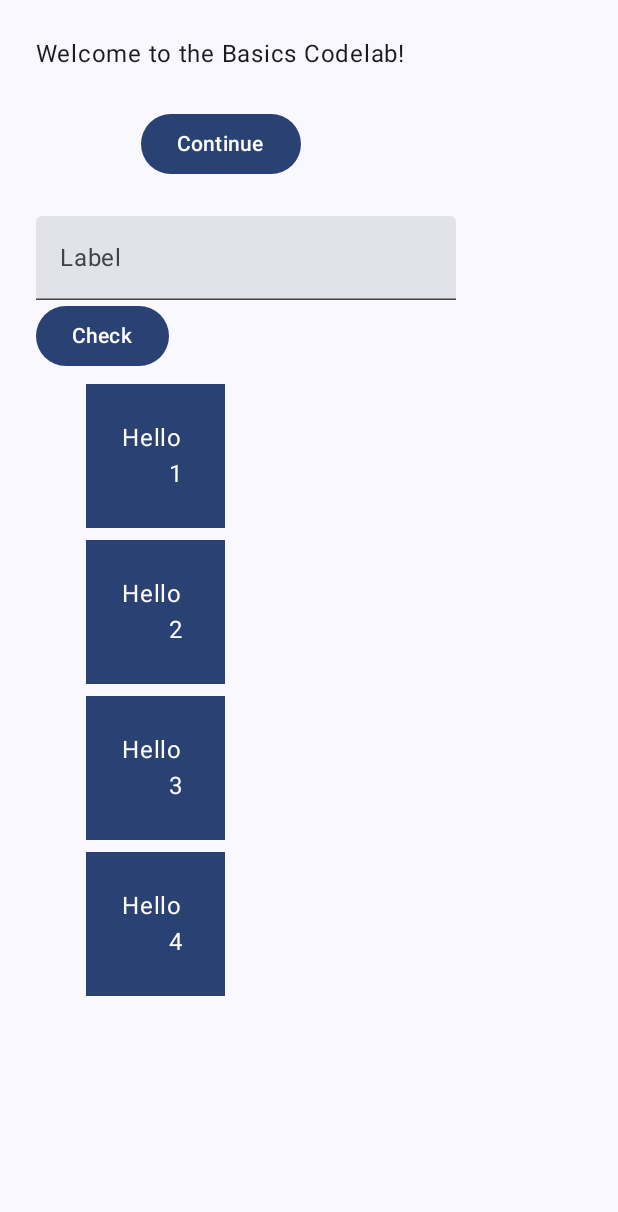
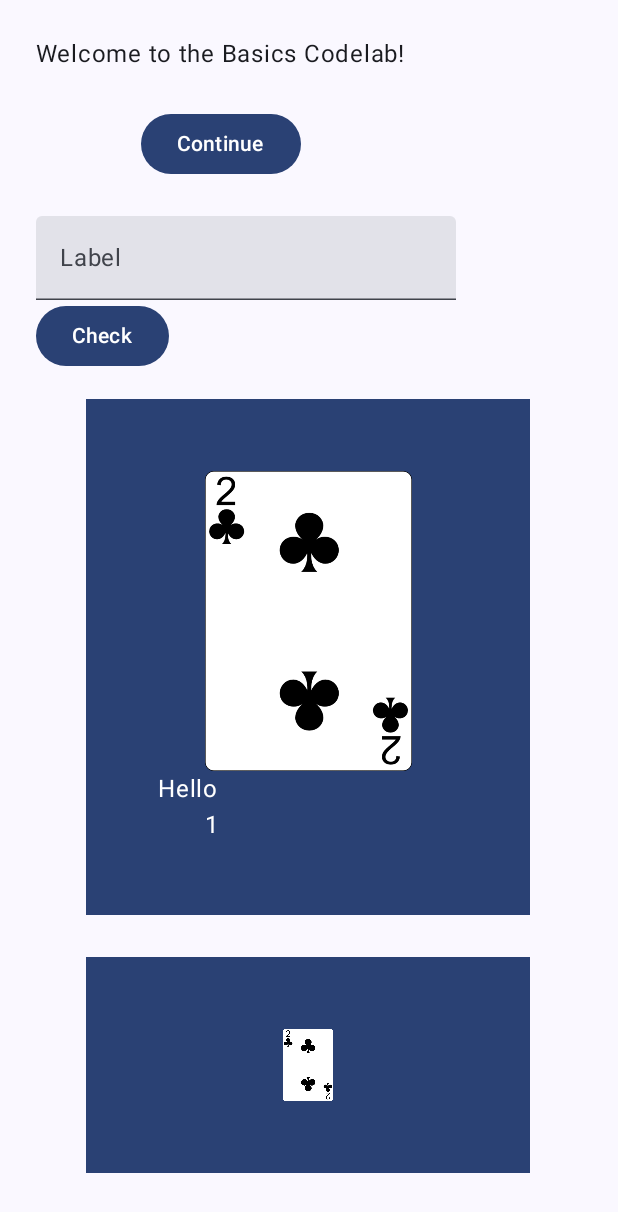
Before and after one commit to liming-zhao/androidapp, an Android app built with Jetpack Compose: the screen it shows after launch (MainActivity), on a phone screen of 412 x 824 dp. Shown: the top 1212 px of the screen. Run offline under Robolectric (Android 15) with nearby library versions, the phone set to English and light mode, and no system bars.

Commit message:
adding a card image

```diff
--- a/app/build.gradle.kts
+++ b/app/build.gradle.kts
@@ -49,7 +49,7 @@ dependencies {
     implementation(libs.androidx.ui.graphics)
     implementation(libs.androidx.ui.tooling.preview)
     implementation(libs.androidx.material3)
-    implementation(files("C:\\Users\\linac\\Downloads\\exp4j-0.4.8.jar"))
+    implementation(files("libs\\exp4j-0.4.8.jar"))
     testImplementation(libs.junit)
     androidTestImplementation(libs.androidx.junit)
     androidTestImplementation(libs.androidx.espresso.core)
--- a/app/src/main/java/com/example/fungame/MainActivity.kt
+++ b/app/src/main/java/com/example/fungame/MainActivity.kt
@@ -7,11 +7,14 @@ import android.os.Bundle
 import androidx.activity.ComponentActivity
 import androidx.activity.compose.setContent
 import androidx.activity.enableEdgeToEdge
+import androidx.compose.foundation.Image
 import androidx.compose.foundation.layout.Arrangement
 import androidx.compose.foundation.layout.Column
 import androidx.compose.foundation.layout.Row
 import androidx.compose.foundation.layout.fillMaxSize
 import androidx.compose.foundation.layout.padding
+import androidx.compose.foundation.layout.size
+import androidx.compose.foundation.shape.CircleShape
 import androidx.compose.material3.Button
 import androidx.compose.material3.MaterialTheme
 import androidx.compose.material3.Surface
@@ -25,9 +28,13 @@ import androidx.compose.runtime.remember
 import androidx.compose.runtime.setValue
 import androidx.compose.ui.Alignment
 import androidx.compose.ui.Modifier
+import androidx.compose.ui.draw.clip
+import androidx.compose.ui.layout.ContentScale
+import androidx.compose.ui.res.painterResource
 import androidx.compose.ui.tooling.preview.Preview
 import androidx.compose.ui.unit.dp
 import com.example.fungame.ui.theme.FunGameTheme
+
 import net.objecthunter.exp4j.ExpressionBuilder
 import kotlin.random.Random
 
@@ -173,15 +180,26 @@ fun Card(name: String, modifier: Modifier = Modifier) {
     val expanded = remember {mutableStateOf(false)}
     val extrapadding = if (expanded.value) 48.dp else 0.dp
     Surface(color = MaterialTheme.colorScheme.primary,
-        modifier = modifier.padding(vertical=4.dp,horizontal=8.dp)) {
-        Row(modifier = Modifier.padding((24.dp))) {
-            Column(modifier = modifier
-                .padding(bottom = extrapadding))
+        modifier = modifier.padding(vertical=14.dp,horizontal=8.dp)) {
+        Row(modifier = Modifier.padding((48.dp))) {
+            Column(modifier = modifier.padding(bottom = extrapadding))
 
             {
+                Image(
+                    painterResource(id=R.drawable.card2_of_clubs),
+                    contentDescription = null,
+
+                    modifier = Modifier.size(200.dp)
+                )
+
                 Text(
                     text = "Hello ",
                 )
+
+
+
+
+
                 Text(text = "       $name")
             }
 
```
Also changed, not shown: app/src/main/res/drawable/card2_of_clubs.png (added).
